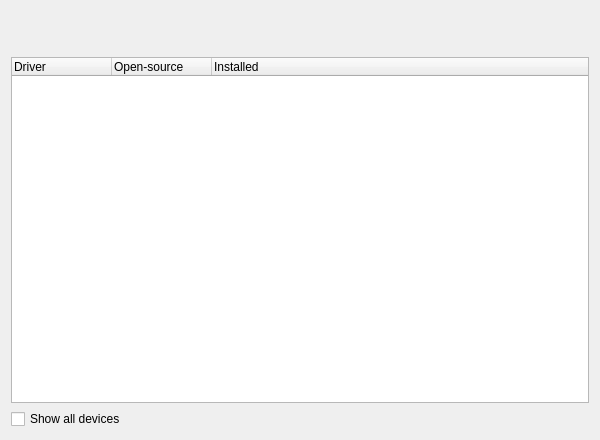
Above: src/modules/mhwd/ui/PageMhwd.ui from manjaro/manjaro-settings-manager before the change. Below: the same form after it.
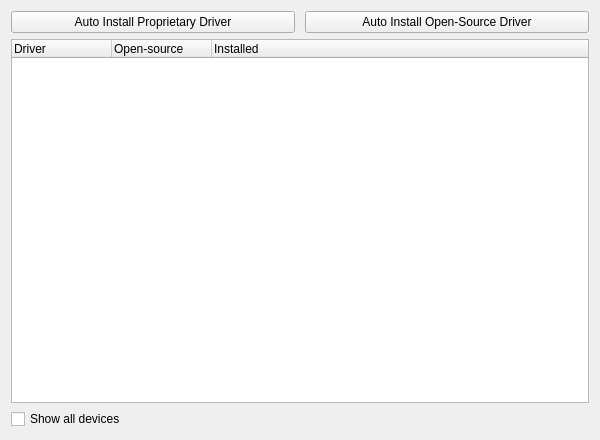
That is the form after the change.

Commit message: Reverting back to buttons

Diff of the .ui file:
```diff
--- a/src/modules/mhwd/ui/PageMhwd.ui
+++ b/src/modules/mhwd/ui/PageMhwd.ui
@@ -27,43 +27,24 @@
     <number>11</number>
    </property>
    <item>
-    <layout class="QVBoxLayout" name="verticalLayout" stretch="0,0,0">
+    <layout class="QHBoxLayout" name="horizontalLayout" stretch="0,0">
      <property name="spacing">
       <number>10</number>
      </property>
      <item>
-      <widget class="QLabel" name="buttonInstallFree">
+      <widget class="QPushButton" name="buttonInstallNonFree">
        <property name="text">
-        <string/>
+        <string>Auto Install Proprietary Driver</string>
        </property>
       </widget>
      </item>
      <item>
-      <widget class="QLabel" name="buttonInstallNonFree">
+      <widget class="QPushButton" name="buttonInstallFree">
        <property name="text">
-        <string/>
+        <string>Auto Install Open-Source Driver</string>
        </property>
-       <property name="textFormat">
-        <enum>Qt::RichText</enum>
-       </property>
       </widget>
      </item>
-     <item>
-      <spacer name="verticalSpacer">
-       <property name="orientation">
-        <enum>Qt::Vertical</enum>
-       </property>
-       <property name="sizeType">
-        <enum>QSizePolicy::Minimum</enum>
-       </property>
-       <property name="sizeHint" stdset="0">
-        <size>
-         <width>20</width>
-         <height>2</height>
-        </size>
-       </property>
-      </spacer>
-     </item>
     </layout>
    </item>
    <item>
```
The commit also changes 1 other file.
